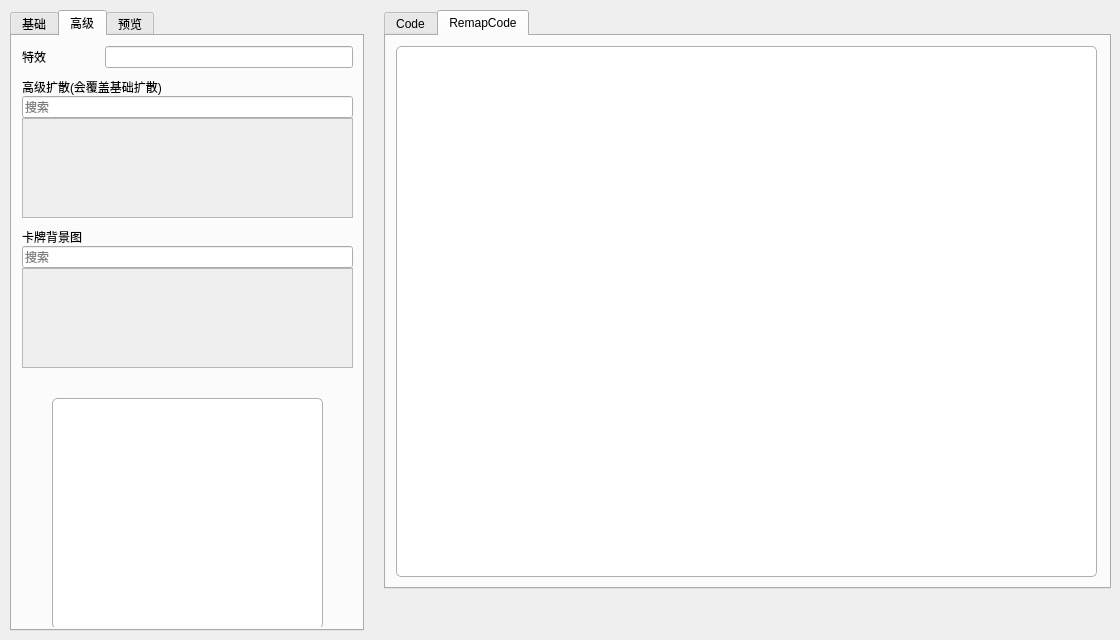
The window that visualizationSrc/qtUI/CardControler/cardDetailsModel.ui (NWYLZW/A-Language-IDE) describes before a commit, drawn with Qt 5.
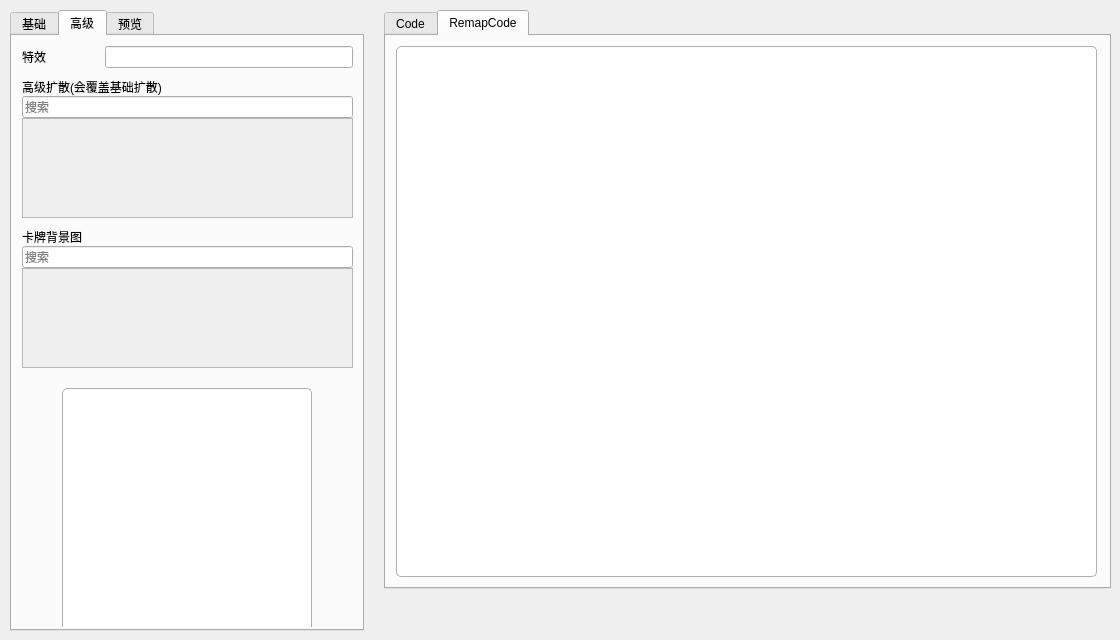
The same window after the commit. The open tabs and pages were chosen to show the change. Icons and pictures are not drawn.

```diff
--- a/visualizationSrc/qtUI/CardControler/cardDetailsModel.ui
+++ b/visualizationSrc/qtUI/CardControler/cardDetailsModel.ui
@@ -618,10 +618,10 @@
              <widget class="QTextBrowser" name="dragInstallCardArt">
               <property name="geometry">
                <rect>
-                <x>30</x>
-                <y>20</y>
-                <width>271</width>
-                <height>231</height>
+                <x>40</x>
+                <y>10</y>
+                <width>250</width>
+                <height>250</height>
                </rect>
               </property>
               <property name="cursor" stdset="0">
```
Left out of the diff: 2 changed lines with no effect on the pictures.
